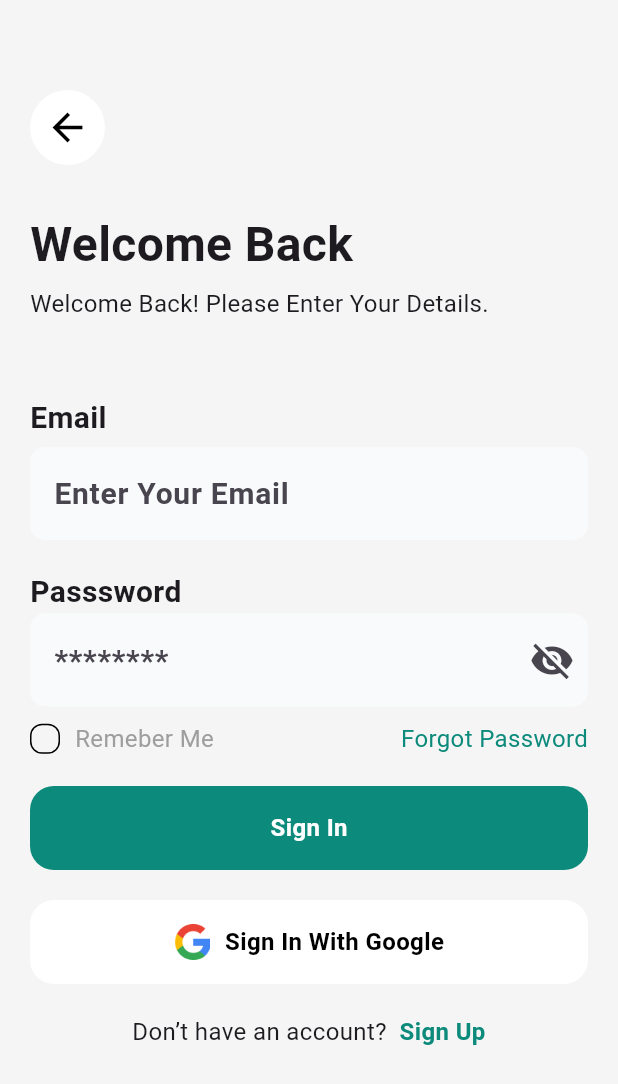
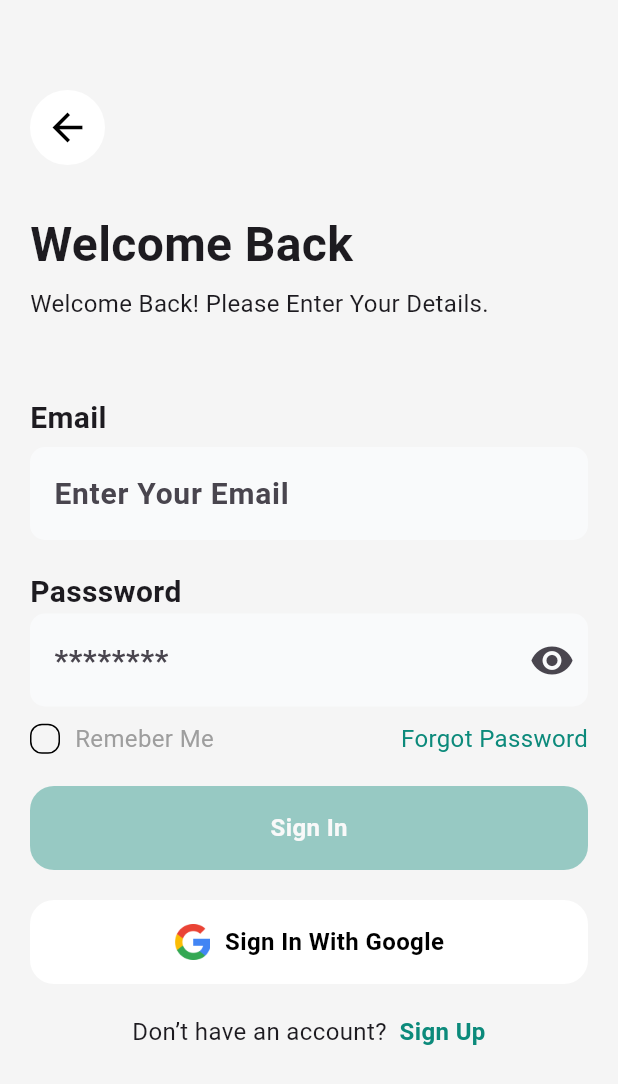
Before and after one commit to You-Unique/crafty_furniture, a Flutter app: the screen it shows after launch, after a tap on "Skip", after a tap on "Get Started", on a phone screen of 412 x 824 dp. Shown: the top 1084 px of the screen. Run offline on Flutter 3.47's test engine with Material 3 defaults, Android fonts, the light colour scheme and no system bars; our stand-ins replace curved_navigation_bar, eva_icons_flutter.

Commit message:
Added buttomnav and Sign_In Button responsive

```diff
--- a/lib/screens/SignInScreen/sign_in_screen.dart
+++ b/lib/screens/SignInScreen/sign_in_screen.dart
@@ -1,5 +1,8 @@
+import 'dart:math';
+
 import 'package:craftyfurniture/screens/google/google_sign_in_button.dart';
 import 'package:craftyfurniture/screens/homescreen/homescreen.dart';
+import 'package:craftyfurniture/screens/homescreen/views/nothing.dart';
 import 'package:craftyfurniture/screens/shared_utils/button.dart';
 import 'package:craftyfurniture/screens/shared_utils/extension.dart';
 import 'package:craftyfurniture/screens/shared_utils/input_field.dart';
@@ -21,9 +24,26 @@ class _SigninscreenState extends State<Signinscreen> {
   Color? _containerColor;
 
   bool obscure = false;
+  bool enableButton = true;
+
+  @override
+  void isUpdated() {
+    setState(() {
+      enableButton = _email.text.isEmpty && _password.text.isEmpty;
+    });
+  }
+
+  @override
+  void initState() {
+    super.initState();
+    _email.addListener(isUpdated);
+    _password.addListener(isUpdated);
+  }
 
   @override
   void dispose() {
+    _email.removeListener(isUpdated);
+    _password.removeListener(isUpdated);
     _email.dispose();
     _password.dispose();
     super.dispose();
@@ -130,8 +150,13 @@ class _SigninscreenState extends State<Signinscreen> {
                 hint: '********',
                 obscure: obscure,
                 suffixWidget: GestureDetector(
-                  child: const Icon(
+                  child: obscure == true
+                      ? Icon(
                           Icons.visibility_off,
+                          size: 30,
+                        )
+                      : Icon(
+                          Icons.visibility,
                           size: 30,
                         ),
                   onTap: () => setState(() {
@@ -200,12 +225,15 @@ class _SigninscreenState extends State<Signinscreen> {
                 ],
               ),
               20.vSpace,
-              Button(
+              Opacity(
+                opacity: enableButton ? 0.4 : 1,
+                child: Button(
                   buttonName: 'Sign In',
                   onTap: () {
                     Navigator.of(context).pushReplacement(MaterialPageRoute(
                         builder: (context) => const Homescreen()));
                   },
+                ),
               ),
               20.vSpace,
               GoogleSignInButton(
```
Also changed, not shown: lib/screens/homescreen/homescreen.dart (+36 -90 lines), lib/screens/homescreen/views/top_bar_view.dart (added, +87 -0 lines), lib/screens/homescreen/views/nothing.dart (line endings or trailing spaces). Lines whose indentation alone changed are shown as unchanged.
